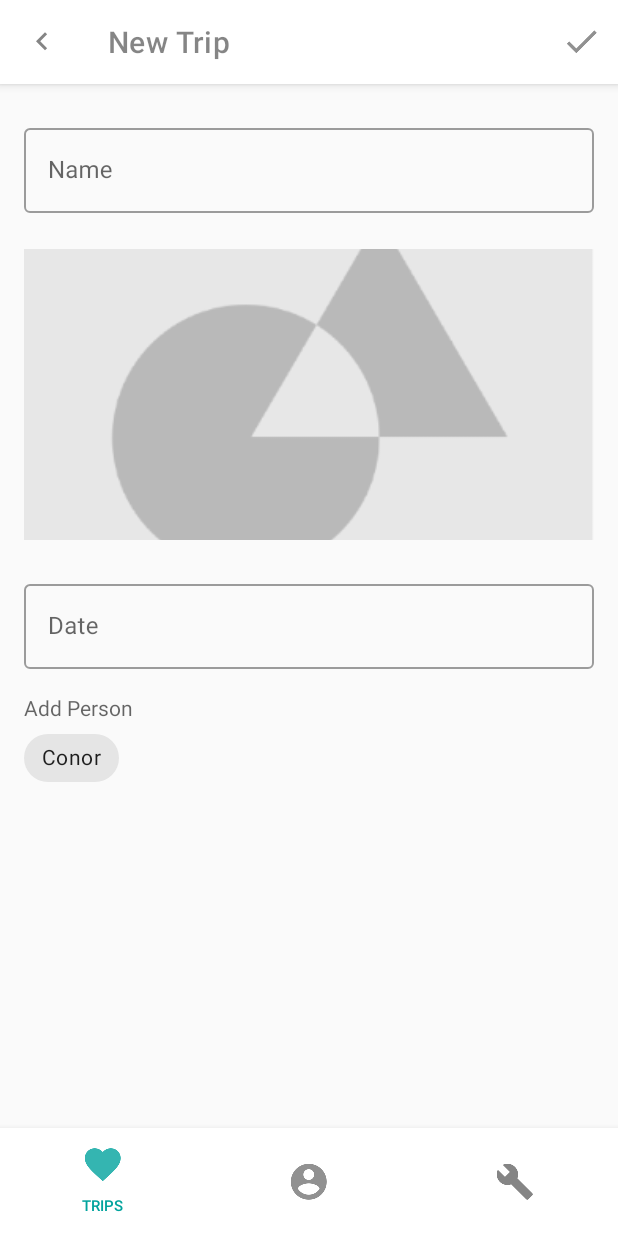
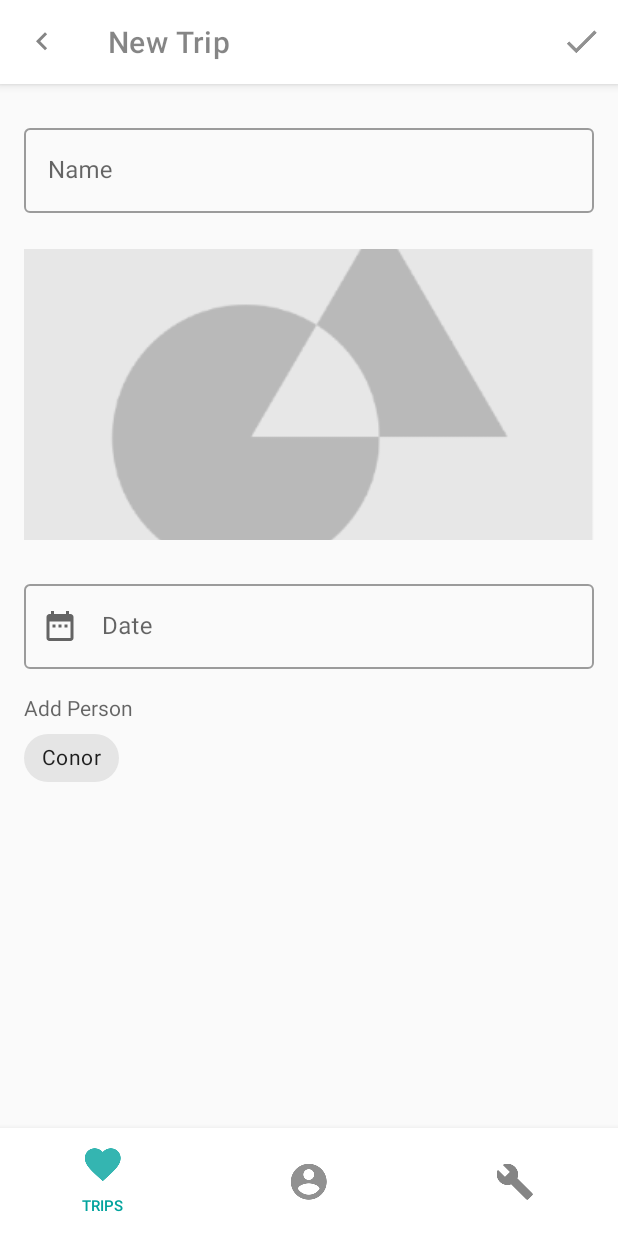
Before and after one commit to conor8147/trippr, an Android app: the screen it shows after launch (MainActivity), after a tap on an icon or button, on a phone screen of 412 x 824 dp. Run offline under Robolectric (Android 15) with nearby library versions, the phone set to English and light mode, and no system bars; our stand-ins replace Room's generated code; 1 statement that could not run was skipped.

Commit message:
datepicker added

```diff
--- a/app/src/main/java/com/con19/tripplanner/view/activities/MainActivity.kt
+++ b/app/src/main/java/com/con19/tripplanner/view/activities/MainActivity.kt
@@ -42,7 +42,6 @@ class MainActivity :
 
     private lateinit var personViewModel: PersonViewModel
     private lateinit var transactionViewModel: TransactionViewModel
-    // TODO: Jasmine to initialise TripViewModel here and set below
 
     override fun onCreate(savedInstanceState: Bundle?) {
         super.onCreate(savedInstanceState)
--- a/app/src/main/java/com/con19/tripplanner/view/fragments/AddTripFragment.kt
+++ b/app/src/main/java/com/con19/tripplanner/view/fragments/AddTripFragment.kt
@@ -2,6 +2,7 @@ package com.con19.tripplanner.view.fragments
 
 import android.content.Context
 import android.os.Bundle
+import android.util.Log
 import android.view.LayoutInflater
 import android.view.View
 import android.view.ViewGroup
@@ -21,6 +22,7 @@ import com.con19.tripplanner.viewmodel.TripViewModel
 import com.google.android.material.appbar.MaterialToolbar
 import com.google.android.material.chip.Chip
 import com.google.android.material.chip.ChipGroup
+import com.google.android.material.datepicker.MaterialDatePicker
 import java.util.*
 
 
@@ -39,6 +41,9 @@ open class AddTripFragment() : Fragment() {
     private lateinit var toolbar: MaterialToolbar
     private var addedPeople: MutableList<Person> = mutableListOf()
 
+    private lateinit var startDate : Date
+    private lateinit var endDate : Date
+
     override fun onCreate(savedInstanceState: Bundle?) {
         super.onCreate(savedInstanceState)
         tripViewModel = ViewModelProvider(requireActivity())
@@ -53,6 +58,8 @@ open class AddTripFragment() : Fragment() {
         savedInstanceState: Bundle?
     ): View {
         val layout: View = inflater.inflate(R.layout.fragment_add_trip, container, false)
+        val builder = MaterialDatePicker.Builder.dateRangePicker()
+        val picker = builder.build()
         initViews(layout)
 
         toolbar.apply {
@@ -62,6 +69,14 @@ open class AddTripFragment() : Fragment() {
             setOnMenuItemClickListener {
                 submitTrip()
                 true
+            }
+        }
+
+        dateEditText.setOnClickListener {
+            picker.show(childFragmentManager, picker.toString())
+            picker.addOnPositiveButtonClickListener { dates ->
+                startDate = dates.first?.let { it -> Date(it) }!!
+                endDate = dates.second?.let { it -> Date(it) }!!
             }
         }
 
@@ -118,8 +133,7 @@ open class AddTripFragment() : Fragment() {
     protected open fun submitTrip() {
         val name = nameEditText.text.toString()
 
-        val startDate = Date()
-        val endDate = Date()
+
         val newTrip = tripViewModel.insertAsync(
             Trip(name, startDate, endDate, null),
             addedPeople
--- /dev/null
+++ b/app/src/main/res/drawable/ic_date_range.xml
@@ -0,0 +1,5 @@
+<vector android:height="24dp" android:tint="#686868"
+    android:viewportHeight="24.0" android:viewportWidth="24.0"
+    android:width="24dp" xmlns:android="http://schemas.android.com/apk/res/android">
+    <path android:fillColor="#FF000000" android:pathData="M9,11L7,11v2h2v-2zM13,11h-2v2h2v-2zM17,11h-2v2h2v-2zM19,4h-1L18,2h-2v2L8,4L8,2L6,2v2L5,4c-1.11,0 -1.99,0.9 -1.99,2L3,20c0,1.1 0.89,2 2,2h14c1.1,0 2,-0.9 2,-2L21,6c0,-1.1 -0.9,-2 -2,-2zM19,20L5,20L5,9h14v11z"/>
+</vector>
--- a/app/src/main/res/layout/fragment_add_trip.xml
+++ b/app/src/main/res/layout/fragment_add_trip.xml
@@ -84,17 +84,20 @@
                     android:layout_marginStart="16dp"
                     android:layout_marginTop="24dp"
                     android:layout_marginEnd="16dp"
+                    app:startIconDrawable="@drawable/ic_date_range"
                     android:hint="@string/date"
                     app:layout_constraintEnd_toEndOf="parent"
                     app:layout_constraintStart_toStartOf="parent"
                     app:layout_constraintTop_toBottomOf="@+id/tripCoverPhoto">
 
+
                     <com.google.android.material.textfield.TextInputEditText
                         android:id="@+id/datePicker"
-                        android:inputType="numberDecimal"
+                        android:inputType="none"
+                        android:clickable="true"
                         android:layout_width="match_parent"
                         android:layout_height="wrap_content"
-                        android:selectAllOnFocus="true" />
+                        android:focusable="false" />
                 </com.google.android.material.textfield.TextInputLayout>
 
                 <AutoCompleteTextView
--- a/app/src/main/res/values/strings.xml
+++ b/app/src/main/res/values/strings.xml
@@ -33,5 +33,4 @@
     <string name="date">Date</string>
     <string name="add_receipt">Add Receipt</string>
     <string name="edit_receipt">Edit Receipt</string>
-    <string name="edit_trip">Edit Trip</string>
 </resources>
```
